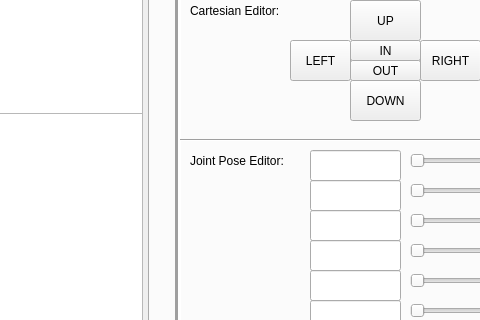
First picture: the form in src/autoCam_pkg/ui/main_window.ui, repository raghavnagpal/autoCam_ROS-Qt, before the edit; both pictures show x 502 to 982 and y 126 to 446 of the 1150 by 780 pixel window.
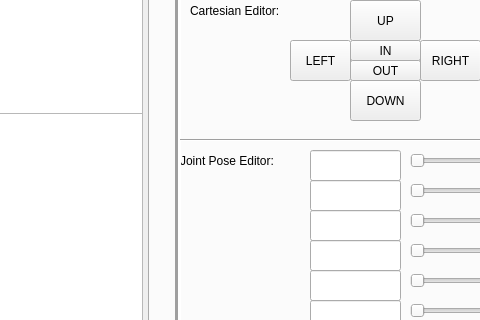
Second picture: the form after the edit. The open tabs and pages were chosen to show the change.

Commit message: publish command msg 5x

Patch:
```diff
--- a/src/autoCam_pkg/ui/main_window.ui
+++ b/src/autoCam_pkg/ui/main_window.ui
@@ -989,9 +989,9 @@
      <widget class="QLabel" name="label_11">
       <property name="geometry">
        <rect>
-        <x>40</x>
+        <x>30</x>
         <y>240</y>
-        <width>111</width>
+        <width>121</width>
         <height>21</height>
        </rect>
       </property>
```
Left out of the diff: 2 changed lines with no effect on the pictures. The commit also changes 1 other file.
